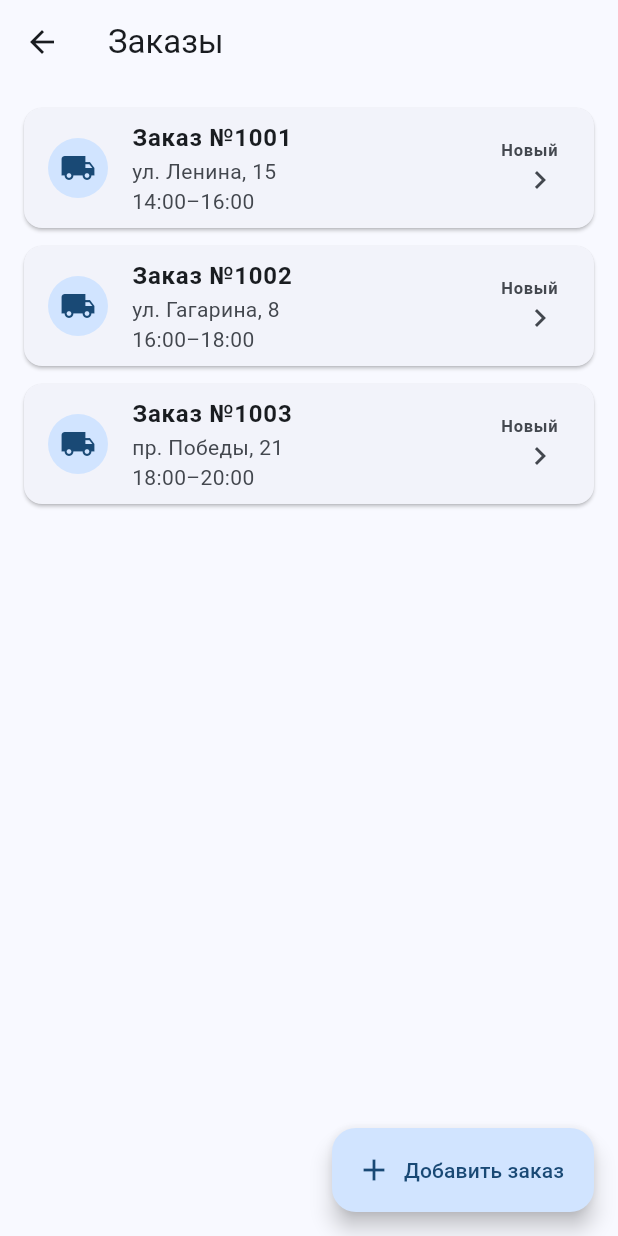
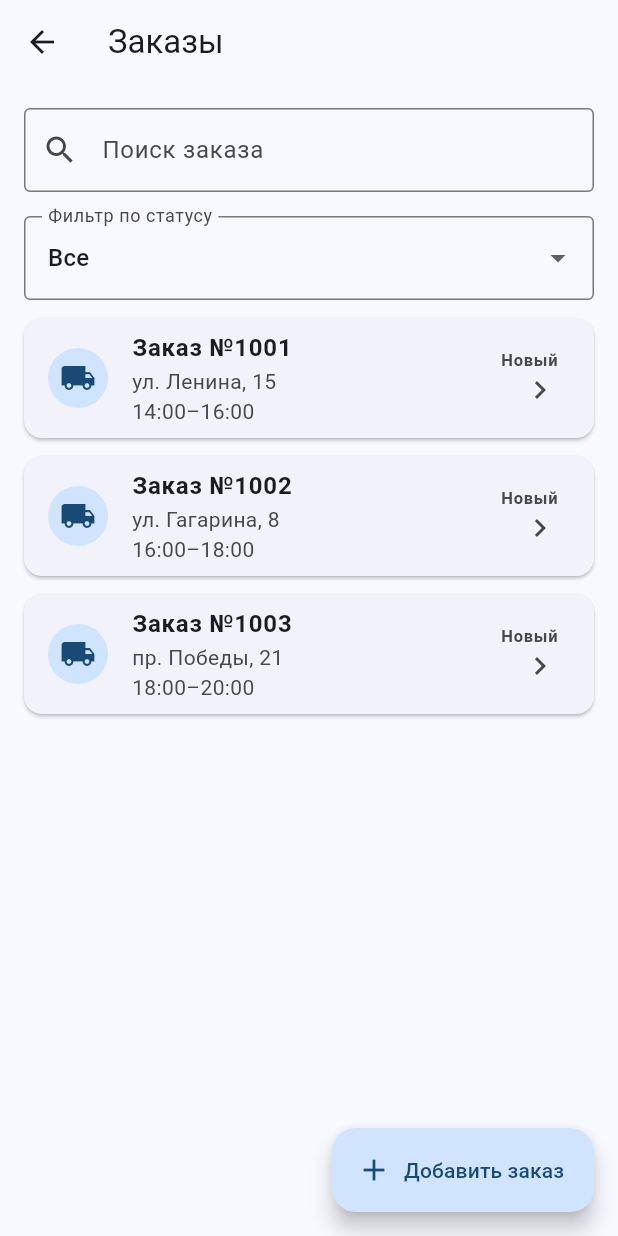
Before and after one commit to Camarederic/AI_Courier, a Flutter app: the OrdersPage screen opened directly, on a phone screen of 412 x 824 dp. Run offline on Flutter 3.47's test engine with Material 3 defaults, Android fonts, the phone set to English and light mode, and no system bars.

Commit message:
Add order search and status filter

```diff
--- a/lib/orders_page.dart
+++ b/lib/orders_page.dart
@@ -32,6 +32,15 @@ class _OrdersPageState extends State<OrdersPage> {
     ),
   ];
 
+  final searchController = TextEditingController();
+  OrderStatus? selectedStatus;
+
+  @override
+  void dispose() {
+    searchController.dispose();
+    super.dispose();
+  }
+
   Future<void> addOrder() async {
     final newOrder = await Navigator.push<Order>(
       context,
@@ -45,15 +54,99 @@ class _OrdersPageState extends State<OrdersPage> {
     }
   }
 
+  List<Order> get filteredOrders {
+    final query = searchController.text.toLowerCase().trim();
+
+    return orders.where((order) {
+      final matchesSearch =
+          order.orderNumber.toLowerCase().contains(query) ||
+          order.address.toLowerCase().contains(query) ||
+          order.comment.toLowerCase().contains(query);
+
+      final matchesStatus =
+          selectedStatus == null || order.status == selectedStatus;
+
+      return matchesSearch && matchesStatus;
+    }).toList();
+  }
+
   @override
   Widget build(BuildContext context) {
     return Scaffold(
       appBar: AppBar(title: const Text('Заказы')),
-      body: ListView.builder(
+      body: Column(
+        children: [
+          Padding(
             padding: const EdgeInsets.all(16),
-        itemCount: orders.length,
+            child: TextField(
+              controller: searchController,
+              onChanged: (value) {
+                setState(() {});
+              },
+              decoration: InputDecoration(
+                labelText: 'Поиск заказа',
+                hintText: 'Номер, адрес или комментарий',
+                prefixIcon: const Icon(Icons.search),
+                suffixIcon: searchController.text.isNotEmpty
+                    ? IconButton(
+                        onPressed: () {
+                          searchController.clear();
+                          setState(() {});
+                        },
+                        icon: const Icon(Icons.clear),
+                      )
+                    : null,
+                border: const OutlineInputBorder(),
+              ),
+            ),
+          ),
+
+          Padding(
+            padding: const EdgeInsets.symmetric(horizontal: 16),
+            child: DropdownButtonFormField<OrderStatus?>(
+              initialValue: selectedStatus,
+              decoration: const InputDecoration(
+                labelText: 'Фильтр по статусу',
+                border: OutlineInputBorder(),
+              ),
+              items: const [
+                DropdownMenuItem<OrderStatus?>(value: null, child: Text('Все')),
+                DropdownMenuItem<OrderStatus?>(
+                  value: OrderStatus.newOrder,
+                  child: Text('Новые'),
+                ),
+                DropdownMenuItem<OrderStatus?>(
+                  value: OrderStatus.inTransit,
+                  child: Text('В пути'),
+                ),
+                DropdownMenuItem<OrderStatus?>(
+                  value: OrderStatus.delivered,
+                  child: Text('Доставлены'),
+                ),
+              ],
+              onChanged: (OrderStatus? value) {
+                setState(() {
+                  selectedStatus = value;
+                });
+              },
+            ),
+          ),
+
+          const SizedBox(height: 12),
+
+          Expanded(
+            child: filteredOrders.isEmpty
+                ? const Center(
+                    child: Text(
+                      '🔍 Заказы не найдены',
+                      style: TextStyle(fontSize: 18),
+                    ),
+                  )
+                : ListView.builder(
+                    padding: const EdgeInsets.symmetric(horizontal: 16),
+                    itemCount: filteredOrders.length,
                     itemBuilder: (context, index) {
-          final order = orders[index];
+                      final order = filteredOrders[index];
 
                       return OrderCard(
                         orderNumber: order.orderNumber,
@@ -65,7 +158,8 @@ class _OrdersPageState extends State<OrdersPage> {
                           final shouldDelete = await Navigator.push<bool>(
                             context,
                             MaterialPageRoute(
-                  builder: (context) => OrderDetailsPage(order: order),
+                              builder: (context) =>
+                                  OrderDetailsPage(order: order),
                             ),
                           );
 
@@ -79,6 +173,9 @@ class _OrdersPageState extends State<OrdersPage> {
                         },
                       );
                     },
+                  ),
+          ),
+        ],
       ),
       floatingActionButton: FloatingActionButton.extended(
         onPressed: addOrder,
```
Lines whose indentation alone changed are shown as unchanged.
